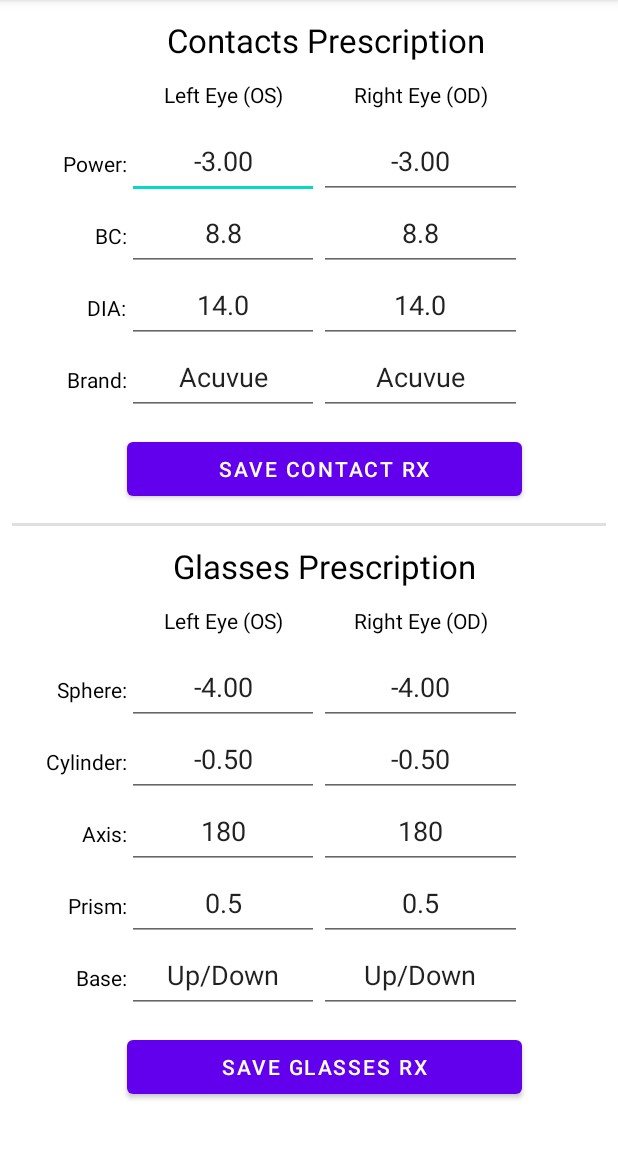
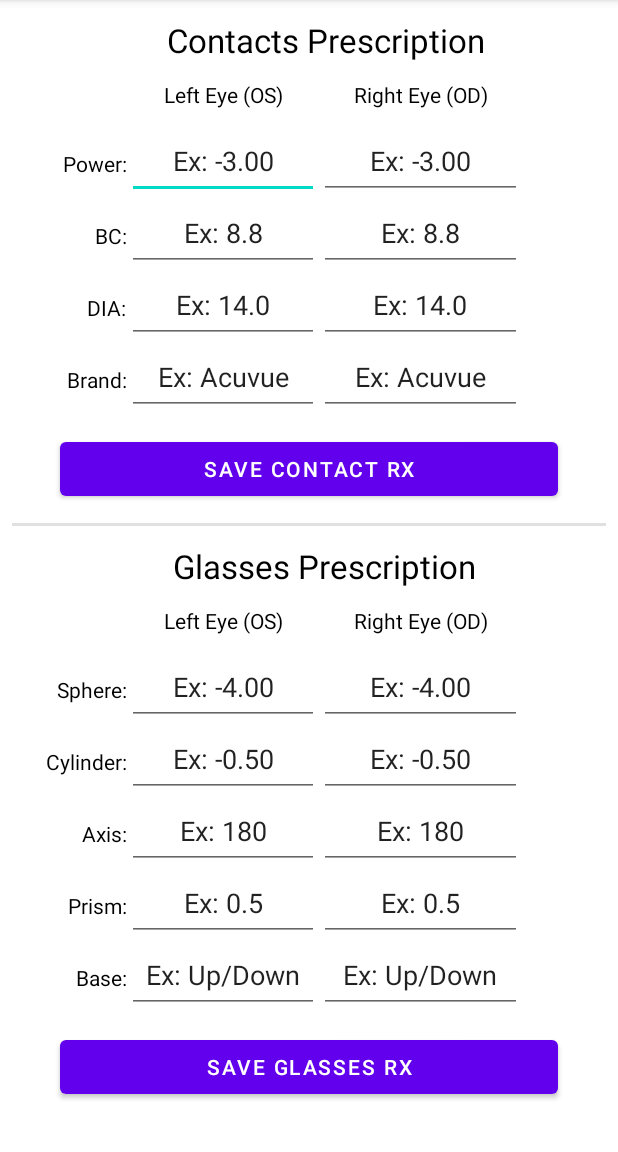
Before and after one commit to biddlecom/ContactLensWearTracker, an Android app: the Prescription screen opened directly, with no data from a screen before it, on a phone screen of 412 x 824 dp, the part 84-1236 px from its top. Run offline under Robolectric (Android 15) with nearby library versions, the phone set to English and light mode, and no system bars.

Commit message:
Update Prescription Layout
-Update the size of the contacts and glasses
save buttons.
-added "EX: " to all the hint strings for the
contacts and glasses prescriptions.
-add view in main activity to visually separate
the current lens count section from the
last five wear times section.

```diff
--- a/app/src/main/java/com/danielbiddlecom/contactlensweartracker/MainActivity.java
+++ b/app/src/main/java/com/danielbiddlecom/contactlensweartracker/MainActivity.java
@@ -609,6 +609,7 @@ public class MainActivity extends AppCompatActivity {
                 return true;
             //Respond to a click on the "Privacy Policy" menu option
             case R.id.action_privacy_policy:
+                //TODO: the internet is not working on my phone.  But it works on the emulator.
                 //Getting the url.
                 Uri webpage = Uri.parse(getString(R.string.privacy_policy_url));
                 //This Intent will take the url and send an intent to open an internet browser.
--- a/app/src/main/res/layout/activity_main.xml
+++ b/app/src/main/res/layout/activity_main.xml
@@ -67,6 +67,13 @@
             app:layout_constraintEnd_toEndOf="parent"
             app:layout_constraintStart_toStartOf="parent"
             app:layout_constraintTop_toBottomOf="@+id/main_lens_counter_tv" />
+
+        <View
+            android:layout_width="match_parent"
+            android:layout_height="2dp"
+            android:background="@color/gray_50_300"
+            app:layout_constraintBottom_toTopOf="@+id/main_last_five_wear_times_tv"
+            app:layout_constraintTop_toBottomOf="@+id/main_reset_button" />
 
         <TextView
             android:id="@+id/main_last_five_wear_times_tv"
@@ -160,6 +167,7 @@
             android:id="@+id/average_wear_time_tv"
             android:layout_width="wrap_content"
             android:layout_height="wrap_content"
+            android:layout_marginStart="@dimen/average_wear_time_tv_margin_start"
             android:layout_marginTop="@dimen/average_wear_time_tv_margin_top"
             android:text="@string/main_average_wear"
             android:textAppearance="@style/TextAppearance.AppCompat.Medium"
--- a/app/src/main/res/layout/contacts_prescription_layout.xml
+++ b/app/src/main/res/layout/contacts_prescription_layout.xml
@@ -2,6 +2,7 @@
 <androidx.constraintlayout.widget.ConstraintLayout
     xmlns:android="http://schemas.android.com/apk/res/android"
     xmlns:app="http://schemas.android.com/apk/res-auto"
+    xmlns:tools="http://schemas.android.com/tools"
     android:layout_width="match_parent"
     android:layout_height="match_parent">
 
@@ -194,10 +195,12 @@
         android:id="@+id/prescription_save_contacts_button"
         android:layout_width="0dp"
         android:layout_height="wrap_content"
+        android:layout_marginStart="@dimen/prescription_save_buttons_margin_start_end"
         android:layout_marginTop="@dimen/prescription_contacts_save_button_margin_top"
+        android:layout_marginEnd="@dimen/prescription_save_buttons_margin_start_end"
         android:text="@string/prescription_save_contact_button"
-        app:layout_constraintEnd_toStartOf="@+id/guideline7"
-        app:layout_constraintStart_toStartOf="@+id/guideline5"
+        app:layout_constraintEnd_toEndOf="parent"
+        app:layout_constraintStart_toStartOf="parent"
         app:layout_constraintTop_toBottomOf="@+id/prescription_contacts_left_brand_edit_text" />
 
 </androidx.constraintlayout.widget.ConstraintLayout>
--- a/app/src/main/res/layout/glasses_prescription_layout.xml
+++ b/app/src/main/res/layout/glasses_prescription_layout.xml
@@ -227,10 +227,12 @@
         android:id="@+id/prescription_save_glasses_button"
         android:layout_width="0dp"
         android:layout_height="wrap_content"
+        android:layout_marginStart="@dimen/prescription_save_buttons_margin_start_end"
         android:layout_marginTop="@dimen/prescription_glasses_save_button_margin_top"
+        android:layout_marginEnd="@dimen/prescription_save_buttons_margin_start_end"
         android:text="@string/prescription_save_glasses_button"
-        app:layout_constraintEnd_toStartOf="@+id/guideline3"
-        app:layout_constraintStart_toStartOf="@+id/guideline1"
+        app:layout_constraintEnd_toEndOf="parent"
+        app:layout_constraintStart_toStartOf="parent"
         app:layout_constraintTop_toBottomOf="@+id/prescription_glasses_left_base_edit_text" />
 
 </androidx.constraintlayout.widget.ConstraintLayout>
--- a/app/src/main/res/values/dimens.xml
+++ b/app/src/main/res/values/dimens.xml
@@ -14,6 +14,7 @@
     <dimen name="main_last_five_oldest_tv_margin_end">12dp</dimen>
     <dimen name="linear_layout_margin_top">8dp</dimen>
     <dimen name="average_wear_time_tv_margin_top">24dp</dimen>
+    <dimen name="average_wear_time_tv_margin_start">12dp</dimen>
     <dimen name="average_wear_time_number_tv_margin_start">8dp</dimen>
     <dimen name="main_minus_button_margin_end">12dp</dimen>
     <dimen name="main_plus_button_margin_start">12dp</dimen>
@@ -41,6 +42,7 @@
     <dimen name="prescription_activity_divider_bar_bottom_margin">12dp</dimen>
     <dimen name="prescription_contacts_save_button_margin_top">12dp</dimen>
     <dimen name="prescription_glasses_save_button_margin_top">12dp</dimen>
+    <dimen name="prescription_save_buttons_margin_start_end">32dp</dimen>
 
 
 </resources>
--- a/app/src/main/res/values/strings.xml
+++ b/app/src/main/res/values/strings.xml
@@ -42,23 +42,23 @@
     <string name="prescription_left_eye_title">Left Eye (OS)</string>
     <string name="prescription_right_eye_title">Right Eye (OD)</string>
     <string name="prescription_sphere_title">Sphere:</string>
-    <string name="prescription_sphere_hint">-4.00</string>
+    <string name="prescription_sphere_hint">Ex: -4.00</string>
     <string name="prescription_cylinder_title">Cylinder:</string>
-    <string name="prescription_cylinder_hint">-0.50</string>
+    <string name="prescription_cylinder_hint">Ex: -0.50</string>
     <string name="prescription_axis_title">Axis:</string>
-    <string name="prescription_axis_hint">180</string>
+    <string name="prescription_axis_hint">Ex: 180</string>
     <string name="prescription_prism_title">Prism:</string>
-    <string name="prescription_prism_hint">0.5</string>
+    <string name="prescription_prism_hint">Ex: 0.5</string>
     <string name="prescription_base_title">Base:</string>
-    <string name="prescription_base_hint">Up/Down</string>
+    <string name="prescription_base_hint">Ex: Up/Down</string>
     <string name="prescription_power_title">Power:</string>
-    <string name="prescription_power_hint">-3.00</string>
+    <string name="prescription_power_hint">Ex: -3.00</string>
     <string name="prescription_bc_title">BC:</string>
-    <string name="prescription_bc_hint">8.8</string>
+    <string name="prescription_bc_hint">Ex: 8.8</string>
     <string name="prescription_dia_title">DIA:</string>
-    <string name="prescription_dia_hint">14.0</string>
+    <string name="prescription_dia_hint">Ex: 14.0</string>
     <string name="prescription_brand_title">Brand:</string>
-    <string name="prescription_brand_hint">Acuvue</string>
+    <string name="prescription_brand_hint">Ex: Acuvue</string>
     <string name="prescription_save_contact_button">Save Contact RX</string>
     <string name="prescription_save_glasses_button">Save Glasses RX</string>
     <string name="prescription_empty_text_view_dash">-</string>
```
